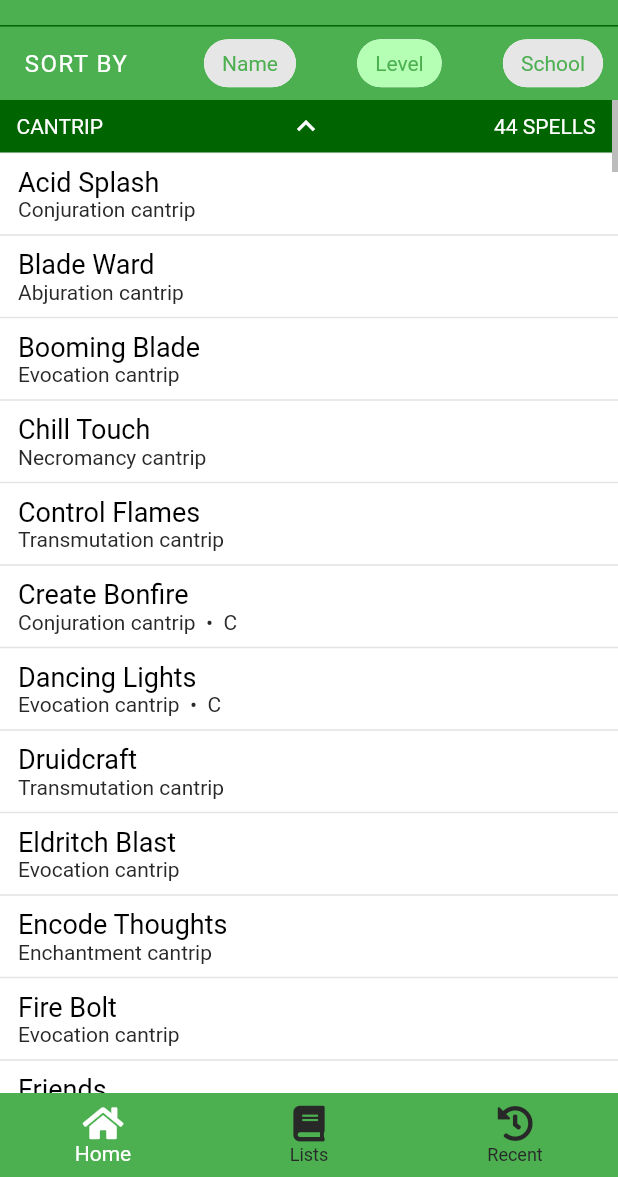
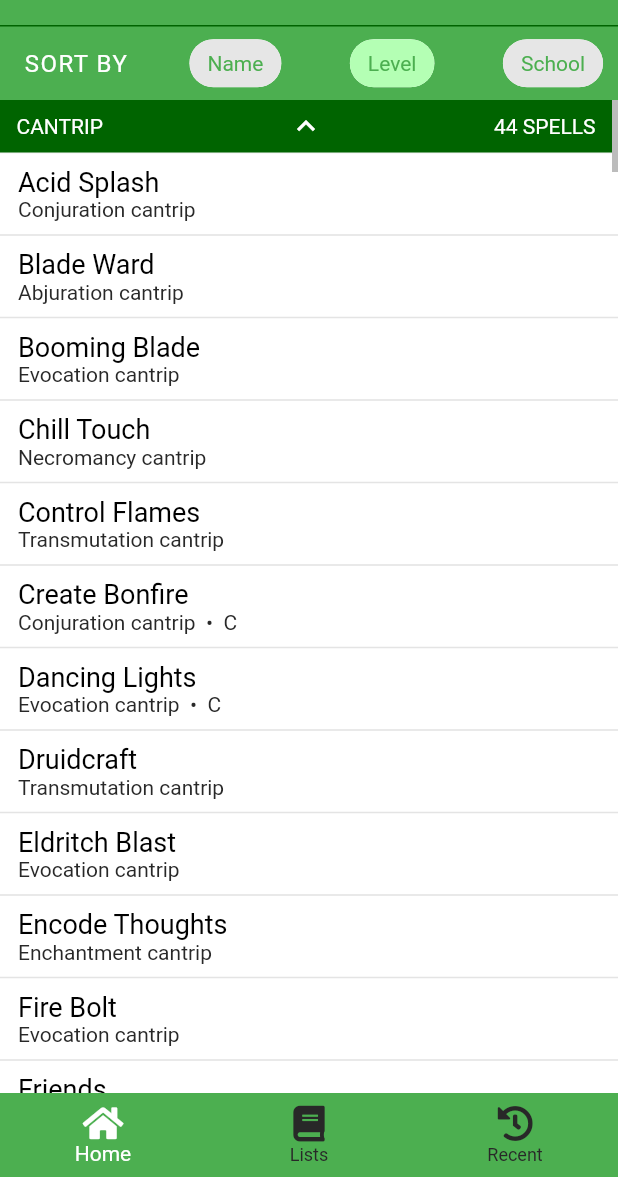
Before and after one commit to rijkdw/dnd-spells-flutter, a Flutter app: the screen it shows after launch, after a tap on "Level", on a phone screen of 412 x 824 dp, the part 59-1236 px from its top. Run offline on Flutter 3.47's test engine with Material 2 defaults, Android fonts, the phone set to English and light mode, and no system bars; our stand-ins replace flutter_sticky_header, font_awesome_flutter, shared_preferences.

Commit message:
Misc changes

```diff
--- a/lib/components/headeredspell_list.dart
+++ b/lib/components/headeredspell_list.dart
@@ -1,5 +1,7 @@
+import 'package:dnd_spells_flutter/components/sortwidget.dart';
 import 'package:dnd_spells_flutter/components/spell_tile.dart';
 import 'package:dnd_spells_flutter/models/spell.dart';
+import 'package:dnd_spells_flutter/services/searchmanager.dart';
 import 'package:dnd_spells_flutter/services/thememanager.dart';
 import 'package:dnd_spells_flutter/utilities/utils.dart';
 import 'package:flutter/material.dart';
@@ -255,19 +257,19 @@ class _HeaderedSpellListState extends State<HeaderedSpellList> {
   Widget build(BuildContext context) {
     ScrollController scrollController = ScrollController();
 
-    scrollController.addListener(() {
-      if (scrollController.position.userScrollDirection == ScrollDirection.reverse) {
-        if (this.showUpButton)
-          setState(() {
-            this.showUpButton = false;
-          });
-      } else if (scrollController.position.userScrollDirection == ScrollDirection.forward) {
-        if (!this.showUpButton)
-          setState(() {
-            this.showUpButton = true;
-          });
-      }
-    });
+//    scrollController.addListener(() {
+//      if (scrollController.position.userScrollDirection == ScrollDirection.reverse) {
+//        if (this.showUpButton)
+//          setState(() {
+//            this.showUpButton = false;
+//          });
+//      } else if (scrollController.position.userScrollDirection == ScrollDirection.forward) {
+//        if (!this.showUpButton)
+//          setState(() {
+//            this.showUpButton = true;
+//          });
+//      }
+//    });
 
     return GestureDetector(
       onPanUpdate: (details) {
@@ -286,7 +288,16 @@ class _HeaderedSpellListState extends State<HeaderedSpellList> {
               child: CustomScrollView(
                 controller: scrollController,
                 shrinkWrap: true,
-                slivers: getStickyHeaders(),
+                slivers: [
+//                  SliverAppBar(
+//                    floating: true,
+//                    title: SortWidget(
+//                      onTap: (newOrderBy) => Provider.of<SearchManager>(context, listen: false).orderBy = newOrderBy,
+//                      toCheck: Provider.of<SearchManager>(context).orderBy,
+//                    ),
+//                  ),
+                  ...getStickyHeaders(),
+                ],
               ),
             ),
           ),
@@ -454,7 +465,7 @@ class _SliverExpandableStickyHeaderState extends State<_SliverExpandableStickyHe
         header: buildHeader(),
         sliver: SliverList(
           delegate: SliverChildListDelegate(
-            widget.spells.map((spell) => SpellListTile(spell: spell)).toList(),
+            widget.spells.map((spell) => SpellTile(spell: spell)).toList(),
           ),
         ),
       );
--- a/lib/components/sortwidget.dart
+++ b/lib/components/sortwidget.dart
@@ -32,8 +32,8 @@ class _SortWidgetState extends State<SortWidget> {
       child: Row(
         mainAxisAlignment: MainAxisAlignment.spaceEvenly,
         children: <Widget>[
-          Container(
-            width: 120,
+          Expanded(
+            flex: 2,
             child: Text(
               'SORT BY',
               style: TextStyle(
@@ -44,6 +44,7 @@ class _SortWidgetState extends State<SortWidget> {
             ),
           ),
           Expanded(
+            flex: 5,
             child: Row(
               mainAxisAlignment: MainAxisAlignment.spaceBetween,
               children: <Widget>[
--- a/lib/components/spell_tile.dart
+++ b/lib/components/spell_tile.dart
@@ -1,12 +1,9 @@
 import 'package:dnd_spells_flutter/components/add_to_spell_list_dialog.dart';
 import 'package:dnd_spells_flutter/models/colorpalette.dart';
 import 'package:dnd_spells_flutter/models/spell.dart';
-import 'package:dnd_spells_flutter/models/spell_list.dart';
 import 'package:dnd_spells_flutter/models/spellview.dart';
 import 'package:dnd_spells_flutter/screens/spellinfoscreen.dart';
 import 'package:dnd_spells_flutter/services/historymanager.dart';
-import 'package:dnd_spells_flutter/services/spell_listmanager.dart';
-import 'package:dnd_spells_flutter/services/spellsrepository.dart';
 import 'package:dnd_spells_flutter/services/thememanager.dart';
 import 'package:flutter/cupertino.dart';
 import 'package:flutter/material.dart';
@@ -14,9 +11,9 @@ import 'package:flutter/painting.dart';
 import 'package:font_awesome_flutter/font_awesome_flutter.dart';
 import 'package:provider/provider.dart';
 
-class SpellListTile extends StatelessWidget {
+class SpellTile extends StatelessWidget {
   final Spell spell;
-  SpellListTile({@required this.spell});
+  SpellTile({@required this.spell});
 
   @override
   Widget build(BuildContext context) {
--- a/lib/models/spell_list.dart
+++ b/lib/models/spell_list.dart
@@ -5,15 +5,22 @@ import 'package:provider/provider.dart';
 
 class SpellList {
 
-  String name;
+  String _name;
   List<String> _spellNames = [];
 
-  SpellList({@required this.name, @required spellNames}) {
+  SpellList({@required name, @required spellNames}) {
+    this._name = name;
     this._spellNames = List<String>.from(spellNames);
   }
 
   List<String> get spellNames {
     return this._spellNames.toList().map((name) => name).toList();
+  }
+
+  String get name => _name;
+  void setName(BuildContext context, String newName) {
+    _name = newName;
+    Provider.of<SpellListManager>(context, listen: false).externalChangeMade();
   }
 
   void addSpellToList(BuildContext context, Spell spell) {
```
Also changed, not shown: lib/components/quicksearchbottomsheet.dart (+6 -6 lines).
